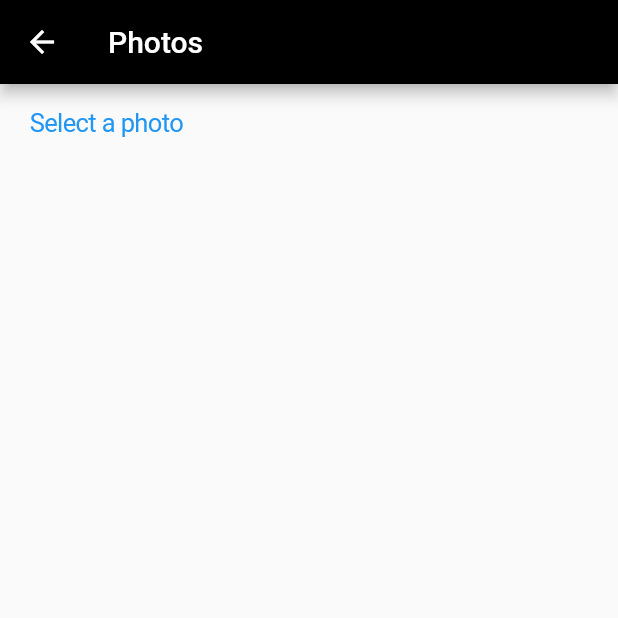
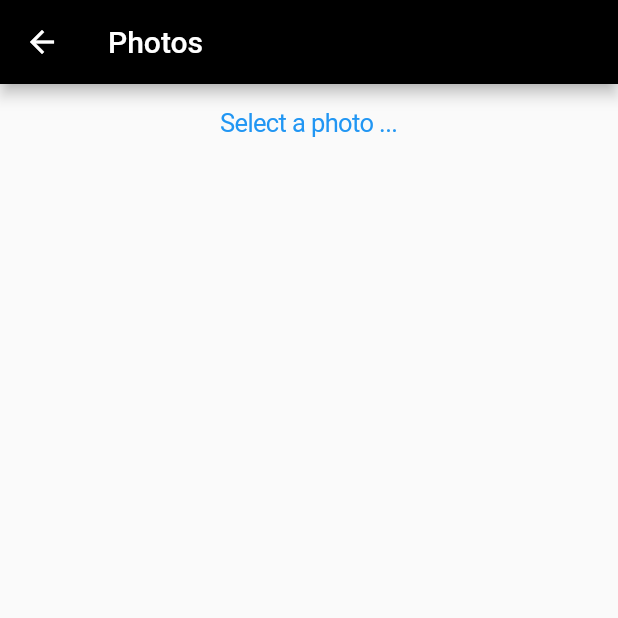
Before and after one commit to hex0cter/qr-sanner, a Flutter app: the PhotoScannerScreen screen opened by its route, on a phone screen of 412 x 824 dp, the top half of it. Run offline on Flutter 3.47's test engine with Material 2 defaults, Android fonts, the phone set to English and light mode, and no system bars; our stand-ins replace image_picker; missing offline and left inert: clipboard, qr_code_scanner.

Commit message:
Open a photo

```diff
--- a/lib/ui/photo_scanner_screen.dart
+++ b/lib/ui/photo_scanner_screen.dart
@@ -40,9 +40,14 @@ class _PhotoScannerScreenState extends State<PhotoScannerScreen> {
                   onPressed: () => Navigator.of(context).pop(),
                 ),
                 title: Text("Photos")),
-            body: CupertinoButton(
-              child: Text("Select a photo"),
-              onPressed: getImage,
+            body: Column(
+              children: [
+                CupertinoButton(
+                  child: Text("Select a photo ..."),
+                  onPressed: getImage,
+                ),
+                _image != null ? Image.file(_image) : Container(),
+              ]
             )));
   }
 }
```
